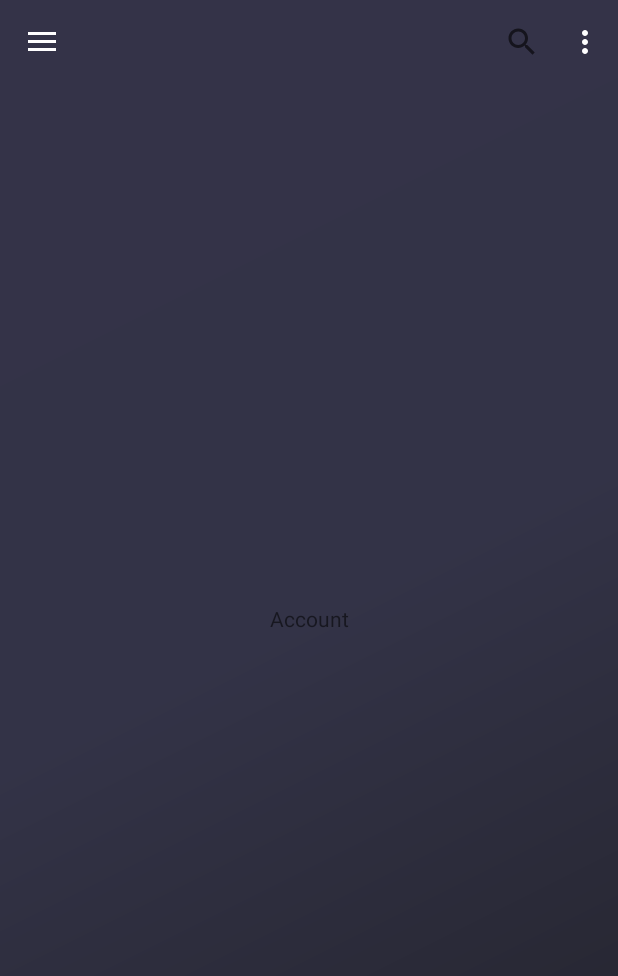
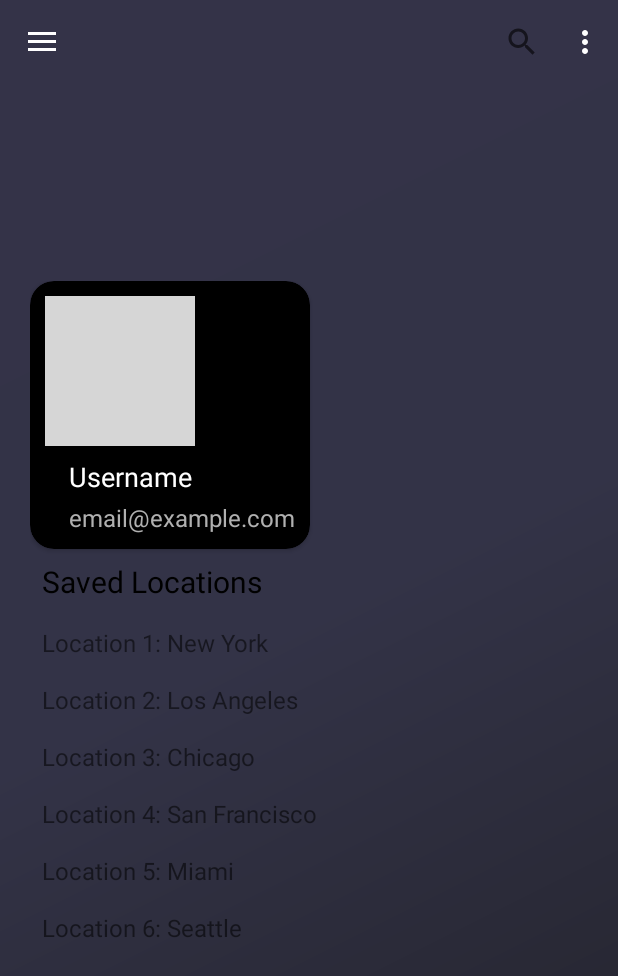
Before and after one commit to MorPfa/VibeCast, an Android app: the AccountFragment screen opened through its navigation route, on a phone screen of 412 x 824 dp. Shown: the top 976 px of the screen. Run offline under Robolectric (Android 15) with nearby library versions, the phone set to English and light mode, and no system bars; our stand-ins replace navigation-ui; grey boxes are pictures that could not be loaded.

Commit message:
started developing settings and account screens

```diff
--- a/app/src/main/res/drawable/next_screen_forward.xml
+++ b/app/src/main/res/drawable/next_screen_forward.xml
@@ -1,5 +1,6 @@
 <vector android:autoMirrored="true" android:height="24dp"
     android:tint="#FFFFFF" android:viewportHeight="24"
     android:viewportWidth="24" android:width="24dp" xmlns:android="http://schemas.android.com/apk/res/android">
-    <path android:fillColor="@android:color/white" android:pathData="M6.23,20.23l1.77,1.77l10,-10l-10,-10l-1.77,1.77l8.23,8.23z"/>
+    <path android:fillColor="@android:color/white"
+        android:pathData="M6.23,20.23l1.77,1.77l10,-10l-10,-10l-1.77,1.77l8.23,8.23z"/>
 </vector>
--- a/app/src/main/res/layout/fragment_account.xml
+++ b/app/src/main/res/layout/fragment_account.xml
@@ -2,24 +2,131 @@
 <androidx.constraintlayout.widget.ConstraintLayout xmlns:android="http://schemas.android.com/apk/res/android"
     xmlns:app="http://schemas.android.com/apk/res-auto"
     xmlns:tools="http://schemas.android.com/tools"
-    android:fitsSystemWindows="true"
     android:layout_width="match_parent"
     android:layout_height="match_parent"
     android:background="@drawable/generic_background"
+    android:fitsSystemWindows="true"
     tools:context=".presentation.navigation.AccountFragment">
 
-
-
-
-    <TextView
-        android:layout_width="wrap_content"
+    <LinearLayout
+        android:layout_width="match_parent"
         android:layout_height="wrap_content"
-        android:text="Account"
+        android:orientation="vertical"
+        android:layout_marginHorizontal="20dp"
         app:layout_constraintBottom_toBottomOf="parent"
         app:layout_constraintEnd_toEndOf="parent"
         app:layout_constraintHorizontal_bias="0.5"
         app:layout_constraintStart_toStartOf="parent"
         app:layout_constraintTop_toTopOf="parent"
-        app:layout_constraintVertical_bias="0.5" />
+        app:layout_constraintVertical_bias="0.5">
+
+
+        <androidx.cardview.widget.CardView
+            app:contentPadding="10dp"
+            app:cardCornerRadius="16dp"
+            android:layout_width="wrap_content"
+            android:layout_height="wrap_content"
+            app:cardBackgroundColor="@color/black"
+            app:layout_constraintHorizontal_bias="0.5"
+            app:layout_constraintStart_toStartOf="parent"
+            app:layout_constraintTop_toTopOf="parent"
+            app:layout_constraintVertical_bias="0.5">
+
+            <LinearLayout
+                android:layout_width="wrap_content"
+                android:layout_height="wrap_content"
+                android:orientation="vertical">
+
+                <ImageView
+                    android:id="@+id/profilePicture"
+                    android:layout_width="100dp"
+                    android:layout_height="100dp"
+                    android:scaleType="centerCrop"
+                    android:src="@drawable/osman_rana_gxezuwo5m4i_unsplash2" />
+
+                <TextView
+                    android:id="@+id/username"
+                    android:layout_width="wrap_content"
+                    android:layout_height="wrap_content"
+                    android:layout_below="@id/profilePicture"
+                    android:layout_marginStart="16dp"
+                    android:layout_marginTop="8dp"
+                    android:text="Username"
+                    android:textColor="@android:color/white"
+                    android:textSize="18sp" />
+
+                <TextView
+                    android:id="@+id/email"
+                    android:layout_width="wrap_content"
+                    android:layout_height="wrap_content"
+                    android:layout_below="@id/username"
+                    android:layout_marginStart="16dp"
+                    android:layout_marginTop="4dp"
+                    android:text="email@example.com"
+                    android:textColor="#B0B0B0"
+                    android:textSize="16sp" />
+
+            </LinearLayout>
+        </androidx.cardview.widget.CardView>
+
+        <LinearLayout xmlns:android="http://schemas.android.com/apk/res/android"
+            android:layout_width="match_parent"
+            android:layout_height="wrap_content"
+            android:orientation="vertical">
+
+            <TextView
+                android:layout_width="match_parent"
+                android:layout_height="wrap_content"
+                android:padding="8dp"
+                android:text="Saved Locations"
+                android:textColor="#000000"
+                android:textSize="20sp" />
+
+            <TextView
+                android:layout_width="match_parent"
+                android:layout_height="wrap_content"
+                android:padding="8dp"
+                android:text="Location 1: New York"
+                android:textSize="16sp" />
+
+            <TextView
+                android:layout_width="match_parent"
+                android:layout_height="wrap_content"
+                android:padding="8dp"
+                android:text="Location 2: Los Angeles"
+                android:textSize="16sp" />
+
+            <TextView
+                android:layout_width="match_parent"
+                android:layout_height="wrap_content"
+                android:padding="8dp"
+                android:text="Location 3: Chicago"
+                android:textSize="16sp" />
+
+            <TextView
+                android:layout_width="match_parent"
+                android:layout_height="wrap_content"
+                android:padding="8dp"
+                android:text="Location 4: San Francisco"
+                android:textSize="16sp" />
+
+            <TextView
+                android:layout_width="match_parent"
+                android:layout_height="wrap_content"
+                android:padding="8dp"
+                android:text="Location 5: Miami"
+                android:textSize="16sp" />
+
+            <TextView
+                android:layout_width="match_parent"
+                android:layout_height="wrap_content"
+                android:padding="8dp"
+                android:text="Location 6: Seattle"
+                android:textSize="16sp" />
+
+        </LinearLayout>
+
+
+    </LinearLayout>
 
 </androidx.constraintlayout.widget.ConstraintLayout>
--- a/app/src/main/res/layout/fragment_current_location.xml
+++ b/app/src/main/res/layout/fragment_current_location.xml
@@ -65,6 +65,7 @@
         android:background="@android:color/transparent"
         android:contentDescription="@string/next_screen_forward_message"
         app:icon="@drawable/next_screen_forward"
+        app:iconTint="@color/white"
         app:iconSize="60dp"
         app:layout_constraintBottom_toTopOf="@+id/main_weather_widget"
         app:layout_constraintEnd_toEndOf="parent"
--- a/app/src/main/res/layout/fragment_settings.xml
+++ b/app/src/main/res/layout/fragment_settings.xml
@@ -3,20 +3,37 @@
     xmlns:tools="http://schemas.android.com/tools"
     android:layout_width="match_parent"
     android:layout_height="match_parent"
+    android:fitsSystemWindows="true"
     xmlns:app="http://schemas.android.com/apk/res-auto"
     tools:context=".presentation.navigation.SettingsFragment"
     android:background="@drawable/generic_background">
 
-    <!-- TODO: Update blank fragment layout -->
-    <TextView
-        android:layout_width="wrap_content"
-        android:layout_height="wrap_content"
-        android:text="Settings"
-        app:layout_constraintBottom_toBottomOf="parent"
-        app:layout_constraintEnd_toEndOf="parent"
-        app:layout_constraintHorizontal_bias="0.5"
-        app:layout_constraintStart_toStartOf="parent"
-        app:layout_constraintTop_toTopOf="parent"
-        app:layout_constraintVertical_bias="0.5" />
+    <LinearLayout
+        android:layout_marginTop="56dp"
+        android:layout_width="match_parent"
+        android:layout_height="match_parent"
+        android:orientation="vertical">
+
+        <!-- Title for the settings -->
+        <TextView
+            android:layout_width="match_parent"
+            android:layout_height="wrap_content"
+            android:text="Settings"
+            android:textSize="20sp"
+            android:padding="16dp" />
+
+        <!-- Celsius/Fahrenheit switch -->
+        <androidx.appcompat.widget.SwitchCompat
+            android:id="@+id/celsiusFahrenheitSwitch"
+            android:layout_width="match_parent"
+            android:layout_height="wrap_content"
+            android:text="@string/display_temperature_in_fahrenheit"
+            android:padding="16dp"
+          android:theme="@style/SwitchTheme"/>
+
+
+
+
+    </LinearLayout>
 
 </androidx.constraintlayout.widget.ConstraintLayout>
--- a/app/src/main/res/values/colors.xml
+++ b/app/src/main/res/values/colors.xml
@@ -1,10 +1,6 @@
 <?xml version="1.0" encoding="utf-8"?>
 <resources>
-    <color name="purple_200">#FFBB86FC</color>
-    <color name="purple_500">#FF6200EE</color>
-    <color name="purple_700">#FF3700B3</color>
-    <color name="teal_200">#FF03DAC5</color>
-    <color name="teal_700">#FF018786</color>
+
     <color name="black">#FF000000</color>
     <color name="white">#FFFFFFFF</color>
 </resources>
--- a/app/src/main/res/values/strings.xml
+++ b/app/src/main/res/values/strings.xml
@@ -64,5 +64,6 @@
     <string name="next_screen_forward_message">Button to go to the screen to the right which holds another locations weather data if saved</string>
     <string name="lorem_ipusm">Lorem ipsum dolor sit amet, consectetur adipiscing elit. </string>
     <string name="remove_btn">Remove</string>
+    <string name="display_temperature_in_fahrenheit">Display Temperature in Fahrenheit</string>
 
 </resources>
--- a/app/src/main/res/values/themes.xml
+++ b/app/src/main/res/values/themes.xml
@@ -11,7 +11,12 @@
 
     </style>
 
+    <style name="SwitchTheme" >
+        <!-- Customize the colorAccent attribute to change the switch color -->
+        <item name="colorAccent">#181819</item> <!-- Turquoise color for the switch -->
 
+        <!-- Other theme attributes as needed -->
+    </style>
 
 <!--    <style name="Theme.VibeCast.NoActionBar">-->
 <!--        <item name="windowActionBar">false</item>-->
```
